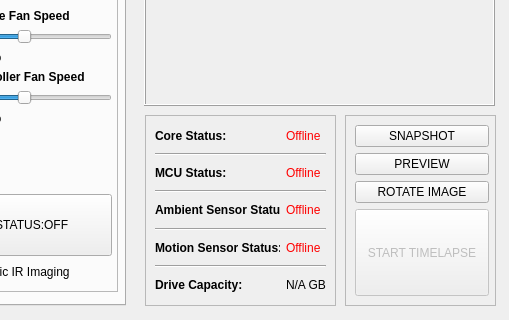
This is _ui/Clinostat.ui in CoCl-Jerry/SciSpin_Max_Dev as Qt 5 draws it before an edit; both pictures show x 515 to 1024 and y 255 to 575 of the 1024 by 575 pixel window. The edited form follows.
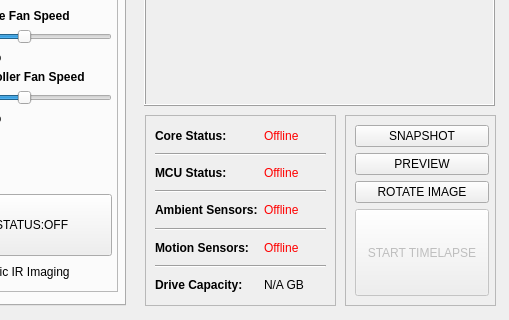
This is the edited form. Icons and pictures are not drawn. Custom widgets are drawn as their Qt base class.

Patch:
```diff
--- a/_ui/Clinostat.ui
+++ b/_ui/Clinostat.ui
@@ -2049,7 +2049,7 @@
       <item row="6" column="0">
        <widget class="QLabel" name="main_MMA8451_status_text_label">
         <property name="text">
-         <string>&lt;html&gt;&lt;head/&gt;&lt;body&gt;&lt;p&gt;&lt;span style=&quot; font-weight:700;&quot;&gt;Motion Sensor Status:&lt;/span&gt;&lt;/p&gt;&lt;/body&gt;&lt;/html&gt;</string>
+         <string>&lt;html&gt;&lt;head/&gt;&lt;body&gt;&lt;p&gt;&lt;span style=&quot; font-weight:700;&quot;&gt;Motion Sensors:&lt;/span&gt;&lt;/p&gt;&lt;/body&gt;&lt;/html&gt;</string>
         </property>
        </widget>
       </item>
@@ -2112,7 +2112,7 @@
       <item row="4" column="0">
        <widget class="QLabel" name="main_BME280_status_text_label">
         <property name="text">
-         <string>&lt;html&gt;&lt;head/&gt;&lt;body&gt;&lt;p&gt;&lt;span style=&quot; font-weight:700;&quot;&gt;Ambient Sensor Status:&lt;/span&gt;&lt;/p&gt;&lt;/body&gt;&lt;/html&gt;</string>
+         <string>&lt;html&gt;&lt;head/&gt;&lt;body&gt;&lt;p&gt;&lt;span style=&quot; font-weight:700;&quot;&gt;Ambient Sensors:&lt;/span&gt;&lt;/p&gt;&lt;/body&gt;&lt;/html&gt;</string>
         </property>
        </widget>
       </item>
```
Left out of the diff: 2 changed lines with no effect on the pictures.
